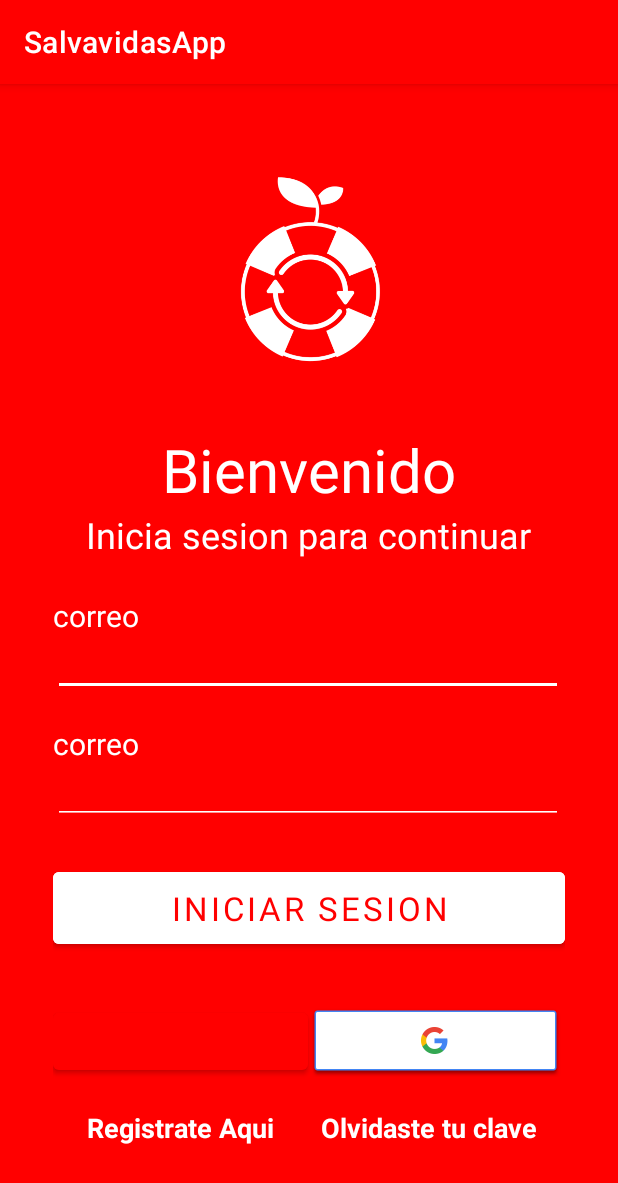
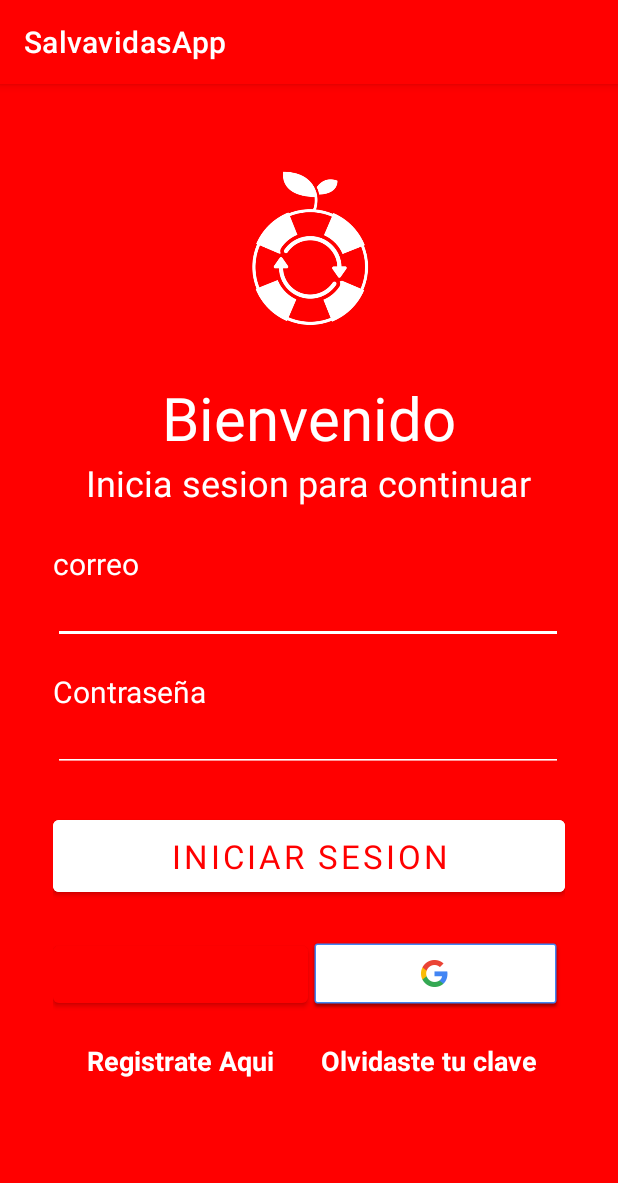
Before and after one commit to aperez900/SalvavidasApp, an Android app: the screen it shows after launch (MainActivity), on a phone screen of 412 x 824 dp. Shown: the top 1183 px of the screen. Run offline under Robolectric (Android 15) with nearby library versions, the phone set to English and light mode, and no system bars; our stand-ins replace Firebase (no records; nobody signed in at launch, a user with empty details on screens opened directly); libraries missing offline, so code that uses them is left out: com.facebook, com.facebook.appevents, com.facebook.login; plain views replace LoginButton; Roboto replaces fonts that are not available here; 4 statements that could not run were skipped.

Commit message:
Login design - cambio en tamaños

```diff
--- a/app/src/main/res/layout/activity_main.xml
+++ b/app/src/main/res/layout/activity_main.xml
@@ -14,7 +14,7 @@
     <ImageView
         android:id="@+id/imageView2"
         android:layout_width="280dp"
-        android:layout_height="180dp"
+        android:layout_height="150dp"
         android:layout_gravity="center"
         android:layout_marginTop="20dp"
         android:transitionName="logoprincipal"
@@ -25,7 +25,7 @@
         android:layout_width="wrap_content"
         android:layout_height="wrap_content"
         android:layout_gravity="center"
-        android:layout_marginTop="10dp"
+        android:layout_marginTop="5dp"
         android:fontFamily="@font/abel"
 
         android:text="Bienvenido"
@@ -46,7 +46,7 @@
         android:layout_width="match_parent"
         android:layout_height="wrap_content"
         android:layout_marginTop="24dp"
-        android:layout_marginBottom="14dp"
+        android:layout_marginBottom="4dp"
         android:orientation="vertical">
 
         <TextView
@@ -70,7 +70,7 @@
         <TextView
             android:layout_width="match_parent"
             android:layout_height="match_parent"
-            android:text="correo"
+            android:text="Contraseña"
             android:textColor="#FFFFFF"
             android:fontFamily="@font/abel"
             android:textSize="20sp"/>
@@ -129,7 +129,6 @@
         android:layout_width="match_parent"
         android:layout_height="40dp"
         android:orientation="horizontal"
-        android:layout_gravity="center"
         android:layout_marginTop="20dp">
 
         <TextView
```
